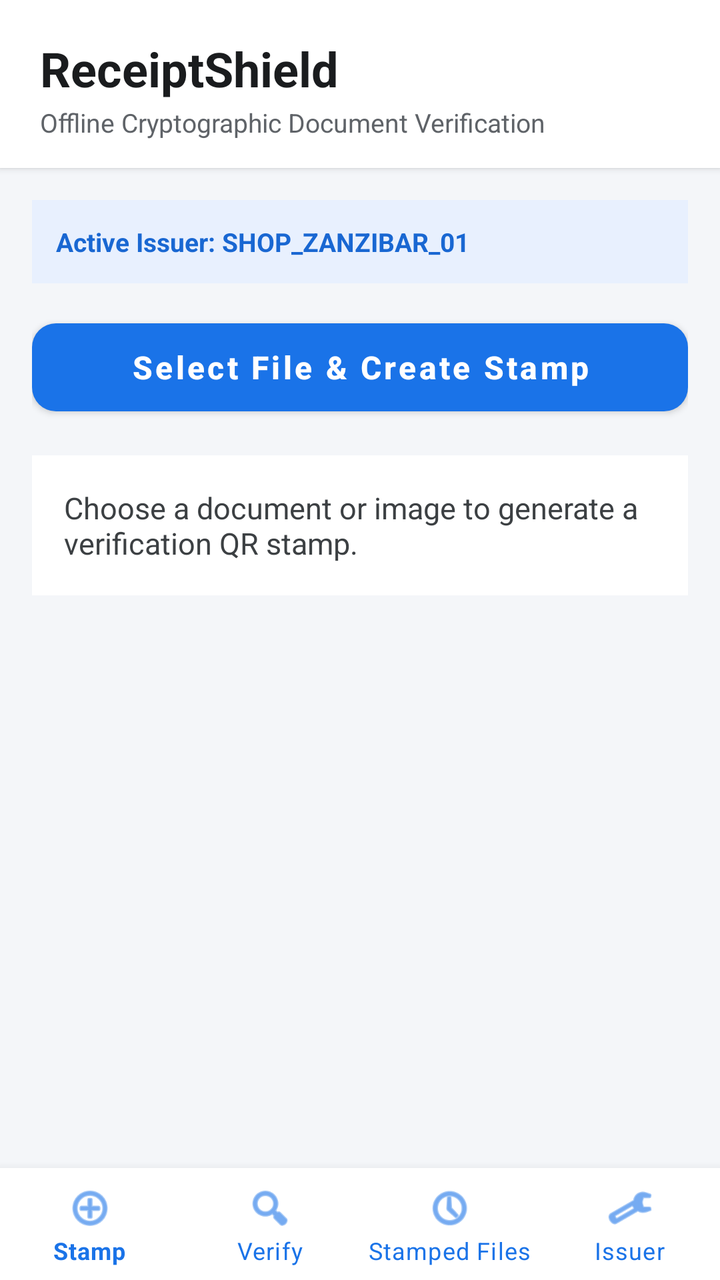
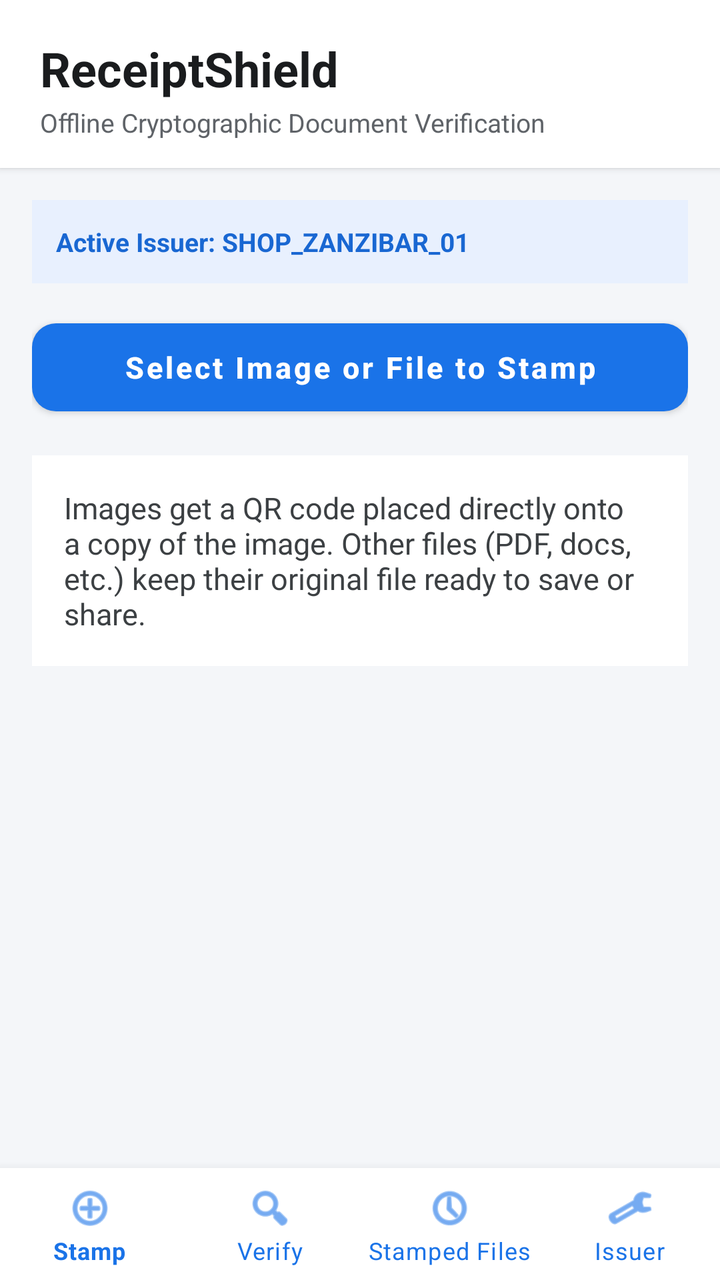

Two renders of the same Android screen: before a commit and after it. Below are the layout's source before the change and the commit's diff.
<!-- AndroidManifest.xml: application theme Theme.MaterialComponents.DayNight.NoActionBar -->
<!-- res/layout/activity_main.xml -->
<?xml version="1.0" encoding="utf-8"?>
<androidx.constraintlayout.widget.ConstraintLayout
    xmlns:android="http://schemas.android.com/apk/res/android"
    xmlns:app="http://schemas.android.com/apk/res-auto"
    android:layout_width="match_parent"
    android:layout_height="match_parent"
    android:background="#F4F6F9">

    
    <LinearLayout
        android:id="@+id/headerBar"
        android:layout_width="0dp"
        android:layout_height="wrap_content"
        android:background="#FFFFFF"
        android:elevation="2dp"
        android:orientation="vertical"
        android:paddingHorizontal="20dp"
        android:paddingTop="18dp"
        android:paddingBottom="14dp"
        app:layout_constraintEnd_toEndOf="parent"
        app:layout_constraintStart_toStartOf="parent"
        app:layout_constraintTop_toTopOf="parent">

        <TextView
            android:id="@+id/titleText"
            android:layout_width="wrap_content"
            android:layout_height="wrap_content"
            android:text="ReceiptShield"
            android:textColor="#1A1C1E"
            android:textSize="24sp"
            android:textStyle="bold" />

        <TextView
            android:id="@+id/subtitleText"
            android:layout_width="wrap_content"
            android:layout_height="wrap_content"
            android:layout_marginTop="2dp"
            android:text="Offline Cryptographic Document Verification"
            android:textColor="#5F6368"
            android:textSize="13sp" />
    </LinearLayout>

    
    <ScrollView
        android:id="@+id/scrollContent"
        android:layout_width="0dp"
        android:layout_height="0dp"
        android:fillViewport="true"
        android:padding="16dp"
        app:layout_constraintBottom_toTopOf="@id/bottomNav"
        app:layout_constraintEnd_toEndOf="parent"
        app:layout_constraintStart_toStartOf="parent"
        app:layout_constraintTop_toBottomOf="@id/headerBar">

        <LinearLayout
            android:layout_width="match_parent"
            android:layout_height="wrap_content"
            android:orientation="vertical">

            
            <LinearLayout
                android:id="@+id/sectionStamp"
                android:layout_width="match_parent"
                android:layout_height="wrap_content"
                android:orientation="vertical"
                android:visibility="visible">

                <TextView
                    android:id="@+id/tvActiveIssuerBadge"
                    android:layout_width="match_parent"
                    android:layout_height="wrap_content"
                    android:background="#E8F0FE"
                    android:padding="12dp"
                    android:text="Active Issuer: SHOP_ZANZIBAR_01"
                    android:textColor="#1967D2"
                    android:textSize="13sp"
                    android:textStyle="bold" />

                <com.google.android.material.button.MaterialButton
                    android:id="@+id/btnCreateStamp"
                    android:layout_width="match_parent"
                    android:layout_height="56dp"
                    android:layout_marginTop="14dp"
                    android:text="Select File &amp; Create Stamp"
                    android:textAllCaps="false"
                    android:textColor="#FFFFFF"
                    android:textSize="16sp"
                    android:textStyle="bold"
                    app:backgroundTint="#1A73E8"
                    app:cornerRadius="12dp" />

                <ProgressBar
                    android:id="@+id/progressBar"
                    android:layout_width="wrap_content"
                    android:layout_height="wrap_content"
                    android:layout_gravity="center_horizontal"
                    android:layout_marginTop="18dp"
                    android:visibility="gone" />

                <ImageView
                    android:id="@+id/ivQrPreview"
                    android:layout_width="240dp"
                    android:layout_height="240dp"
                    android:layout_gravity="center_horizontal"
                    android:layout_marginTop="18dp"
                    android:background="#FFFFFF"
                    android:padding="10dp"
                    android:scaleType="fitCenter"
                    android:visibility="gone" />

                
                <LinearLayout
                    android:id="@+id/qrActionsRow"
                    android:layout_width="match_parent"
                    android:layout_height="wrap_content"
                    android:layout_marginTop="12dp"
                    android:gravity="center"
                    android:orientation="horizontal"
                    android:visibility="gone">

                    <com.google.android.material.button.MaterialButton
                        android:id="@+id/btnSaveQr"
                        android:layout_width="0dp"
                        android:layout_height="48dp"
                        android:layout_marginEnd="6dp"
                        android:layout_weight="1"
                        android:text="Save QR"
                        android:textAllCaps="false"
                        android:textColor="#0F9D58"
                        android:textStyle="bold"
                        app:backgroundTint="#FFFFFF"
                        app:cornerRadius="10dp"
                        app:rippleColor="#1A0F9D58"
                        app:strokeColor="#0F9D58"
                        app:strokeWidth="1.5dp" />

                    <com.google.android.material.button.MaterialButton
                        android:id="@+id/btnShareQr"
                        android:layout_width="0dp"
                        android:layout_height="48dp"
                        android:layout_marginStart="6dp"
                        android:layout_weight="1"
                        android:text="Share QR"
                        android:textAllCaps="false"
                        android:textColor="#1A73E8"
                        android:textStyle="bold"
                        app:backgroundTint="#FFFFFF"
                        app:cornerRadius="10dp"
                        app:rippleColor="#1A1A73E8"
                        app:strokeColor="#1A73E8"
                        app:strokeWidth="1.5dp" />
                </LinearLayout>

                <TextView
                    android:id="@+id/tvStatus"
                    android:layout_width="match_parent"
                    android:layout_height="wrap_content"
                    android:layout_marginTop="16dp"
                    android:background="#FFFFFF"
                    android:padding="16dp"
                    android:text="Choose a document or image to generate a verification QR stamp."
                    android:textColor="#3C4043"
                    android:textSize="15sp" />
            </LinearLayout>

            
            <LinearLayout
                android:id="@+id/sectionVerify"
                android:layout_width="match_parent"
                android:layout_height="wrap_content"
                android:orientation="vertical"
                android:visibility="gone">

                <TextView
                    android:layout_width="match_parent"
                    android:layout_height="wrap_content"
                    android:background="#FFFFFF"
                    android:padding="14dp"
                    android:text="1. Pick the receipt/document file.\n2. Pick the QR code image to verify authenticity."
                    android:textColor="#3C4043"
                    android:textSize="14sp" />

                <com.google.android.material.button.MaterialButton
                    android:id="@+id/btnVerifyDoc"
                    android:layout_width="match_parent"
                    android:layout_height="56dp"
                    android:layout_marginTop="14dp"
                    android:text="Start Document Verification"
                    android:textAllCaps="false"
                    android:textColor="#FFFFFF"
                    android:textSize="16sp"
                    android:textStyle="bold"
                    app:backgroundTint="#0F9D58"
                    app:cornerRadius="12dp" />

                <TextView
                    android:id="@+id/tvVerifyStatus"
                    android:layout_width="match_parent"
                    android:layout_height="wrap_content"
                    android:layout_marginTop="16dp"
                    android:background="#FFFFFF"
                    android:padding="16dp"
                    android:text="No verification run yet."
                    android:textColor="#3C4043"
                    android:textSize="15sp" />
            </LinearLayout>

            
            <LinearLayout
                android:id="@+id/sectionHistory"
                android:layout_width="match_parent"
                android:layout_height="wrap_content"
                android:orientation="vertical"
                android:visibility="gone">

                <LinearLayout
                    android:layout_width="match_parent"
                    android:layout_height="wrap_content"
                    android:gravity="center_vertical"
                    android:orientation="horizontal">

                    <TextView
                        android:layout_width="0dp"
                        android:layout_height="wrap_content"
                        android:layout_weight="1"
                        android:text="Stamped Files History"
                        android:textColor="#1A1C1E"
                        android:textSize="18sp"
                        android:textStyle="bold" />

                    <com.google.android.material.button.MaterialButton
                        android:id="@+id/btnClearHistory"
                        android:layout_width="wrap_content"
                        android:layout_height="40dp"
                        android:text="Clear All"
                        android:textAllCaps="false"
                        android:textColor="#D93025"
                        android:textSize="13sp"
                        app:backgroundTint="#FFFFFF"
                        app:cornerRadius="8dp"
                        app:strokeColor="#D93025"
                        app:strokeWidth="1dp" />
                </LinearLayout>

                <LinearLayout
                    android:id="@+id/historyContainer"
                    android:layout_width="match_parent"
                    android:layout_height="wrap_content"
                    android:layout_marginTop="12dp"
                    android:orientation="vertical" />
            </LinearLayout>

            
            <LinearLayout
                android:id="@+id/sectionSettings"
                android:layout_width="match_parent"
                android:layout_height="wrap_content"
                android:background="#FFFFFF"
                android:orientation="vertical"
                android:padding="16dp"
                android:visibility="gone">

                <TextView
                    android:layout_width="match_parent"
                    android:layout_height="wrap_content"
                    android:text="Issuer / Shop ID"
                    android:textColor="#1A1C1E"
                    android:textSize="17sp"
                    android:textStyle="bold" />

                <TextView
                    android:layout_width="match_parent"
                    android:layout_height="wrap_content"
                    android:layout_marginTop="4dp"
                    android:text="Included inside every generated QR stamp."
                    android:textColor="#5F6368"
                    android:textSize="13sp" />

                <EditText
                    android:id="@+id/etIssuerId"
                    android:layout_width="match_parent"
                    android:layout_height="48dp"
                    android:layout_marginTop="12dp"
                    android:background="@android:drawable/edit_text"
                    android:hint="e.g. SHOP_ZANZIBAR_01"
                    android:inputType="text"
                    android:paddingHorizontal="12dp"
                    android:textColor="#1A1C1E"
                    android:textSize="15sp" />

                <com.google.android.material.button.MaterialButton
                    android:id="@+id/btnSaveIssuer"
                    android:layout_width="match_parent"
                    android:layout_height="50dp"
                    android:layout_marginTop="12dp"
                    android:text="Save Issuer ID"
                    android:textAllCaps="false"
                    android:textColor="#FFFFFF"
                    android:textStyle="bold"
                    app:backgroundTint="#1A73E8"
                    app:cornerRadius="10dp" />

                <TextView
                    android:id="@+id/tvIssuerSavedMsg"
                    android:layout_width="match_parent"
                    android:layout_height="wrap_content"
                    android:layout_marginTop="8dp"
                    android:textColor="#0F9D58"
                    android:textSize="14sp" />
            </LinearLayout>

        </LinearLayout>
    </ScrollView>

    
    <com.google.android.material.bottomnavigation.BottomNavigationView
        android:id="@+id/bottomNav"
        android:layout_width="0dp"
        android:layout_height="wrap_content"
        android:background="#FFFFFF"
        app:itemIconTint="#1A73E8"
        app:itemTextColor="#1A73E8"
        app:labelVisibilityMode="labeled"
        app:layout_constraintBottom_toBottomOf="parent"
        app:layout_constraintEnd_toEndOf="parent"
        app:layout_constraintStart_toStartOf="parent"
        app:menu="@menu/bottom_nav_menu" />

</androidx.constraintlayout.widget.ConstraintLayout>
<!-- resources referenced by this layout -->
<resources>

</resources>

<!-- the commit's change to res/layout/activity_main.xml (unified diff, before → after) -->
@@ -81,10 +81,10 @@
                     android:layout_width="match_parent"
                     android:layout_height="56dp"
                     android:layout_marginTop="14dp"
-                    android:text="Select File &amp; Create Stamp"
+                    android:text="Select Image or File to Stamp"
                     android:textAllCaps="false"
                     android:textColor="#FFFFFF"
-                    android:textSize="16sp"
+                    android:textSize="15sp"
                     android:textStyle="bold"
                     app:backgroundTint="#1A73E8"
                     app:cornerRadius="12dp" />
@@ -97,34 +97,23 @@
                     android:layout_marginTop="18dp"
                     android:visibility="gone" />
 
-                <ImageView
-                    android:id="@+id/ivQrPreview"
-                    android:layout_width="240dp"
-                    android:layout_height="240dp"
-                    android:layout_gravity="center_horizontal"
-                    android:layout_marginTop="18dp"
-                    android:background="#FFFFFF"
-                    android:padding="10dp"
-                    android:scaleType="fitCenter"
-                    android:visibility="gone" />
-
                 
                 <LinearLayout
-                    android:id="@+id/qrActionsRow"
-                    android:layout_width="match_parent"
-                    android:layout_height="wrap_content"
-                    android:layout_marginTop="12dp"
+                    android:id="@+id/fileActionsRow"
+                    android:layout_width="match_parent"
+                    android:layout_height="wrap_content"
+                    android:layout_marginTop="14dp"
                     android:gravity="center"
                     android:orientation="horizontal"
                     android:visibility="gone">
 
                     <com.google.android.material.button.MaterialButton
-                        android:id="@+id/btnSaveQr"
+                        android:id="@+id/btnSaveStampedFile"
                         android:layout_width="0dp"
                         android:layout_height="48dp"
                         android:layout_marginEnd="6dp"
                         android:layout_weight="1"
-                        android:text="Save QR"
+                        android:text="Save File"
                         android:textAllCaps="false"
                         android:textColor="#0F9D58"
                         android:textStyle="bold"
@@ -135,12 +124,12 @@
                         app:strokeWidth="1.5dp" />
 
                     <com.google.android.material.button.MaterialButton
-                        android:id="@+id/btnShareQr"
+                        android:id="@+id/btnShareStampedFile"
                         android:layout_width="0dp"
                         android:layout_height="48dp"
                         android:layout_marginStart="6dp"
                         android:layout_weight="1"
-                        android:text="Share QR"
+                        android:text="Share File"
                         android:textAllCaps="false"
                         android:textColor="#1A73E8"
                         android:textStyle="bold"
@@ -158,7 +147,7 @@
                     android:layout_marginTop="16dp"
                     android:background="#FFFFFF"
                     android:padding="16dp"
-                    android:text="Choose a document or image to generate a verification QR stamp."
+                    android:text="Images get a QR code placed directly onto a copy of the image. Other files (PDF, docs, etc.) keep their original file ready to save or share."
                     android:textColor="#3C4043"
                     android:textSize="15sp" />
             </LinearLayout>
@@ -176,7 +165,7 @@
                     android:layout_height="wrap_content"
                     android:background="#FFFFFF"
                     android:padding="14dp"
-                    android:text="1. Pick the receipt/document file.\n2. Pick the QR code image to verify authenticity."
+                    android:text="1. Pick the image or document to verify.\n2. Pick the QR code image (or the stamped image containing the QR code)."
                     android:textColor="#3C4043"
                     android:textSize="14sp" />
 
@@ -185,7 +174,7 @@
                     android:layout_width="match_parent"
                     android:layout_height="56dp"
                     android:layout_marginTop="14dp"
-                    android:text="Start Document Verification"
+                    android:text="Pick File to Verify"
                     android:textAllCaps="false"
                     android:textColor="#FFFFFF"
                     android:textSize="16sp"
@@ -223,7 +212,7 @@
                         android:layout_width="0dp"
                         android:layout_height="wrap_content"
                         android:layout_weight="1"
-                        android:text="Stamped Files History"
+                        android:text="Stamped Files"
                         android:textColor="#1A1C1E"
                         android:textSize="18sp"
                         android:textStyle="bold" />
@@ -272,7 +261,7 @@
                     android:layout_width="match_parent"
                     android:layout_height="wrap_content"
                     android:layout_marginTop="4dp"
-                    android:text="Included inside every generated QR stamp."
+                    android:text="Included inside every generated stamp and QR payload."
                     android:textColor="#5F6368"
                     android:textSize="13sp" />
 
